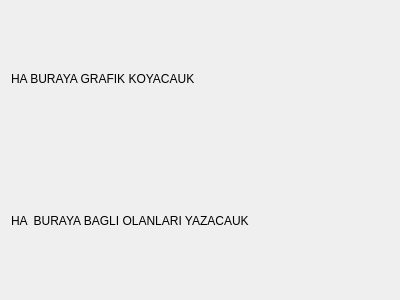
Above: GUI/systray.ui from utkusaridede/internet-tracer before the change. Below: the same form after it.
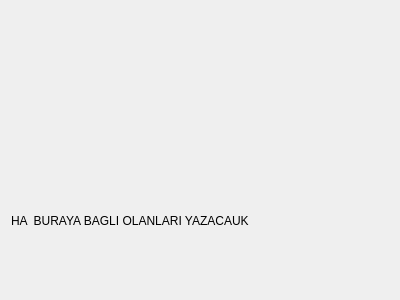
That is the form after the change. Custom widgets are drawn as their Qt base class.

What changed in the file:
```diff
--- a/GUI/systray.ui
+++ b/GUI/systray.ui
@@ -17,11 +17,7 @@
    <item>
     <layout class="QVBoxLayout" name="verticalLayout">
      <item>
-      <widget class="QLabel" name="label">
-       <property name="text">
-        <string>HA BURAYA GRAFIK KOYACAUK</string>
-       </property>
-      </widget>
+      <widget class="QCustomPlot" name="customPlot" native="true"/>
      </item>
      <item>
       <widget class="QLabel" name="label_2">
@@ -34,6 +30,14 @@
    </item>
   </layout>
  </widget>
+ <customwidgets>
+  <customwidget>
+   <class>QCustomPlot</class>
+   <extends>QWidget</extends>
+   <header location="global">qcustomplot.h</header>
+   <container>1</container>
+  </customwidget>
+ </customwidgets>
  <resources/>
  <connections/>
 </ui>
```
